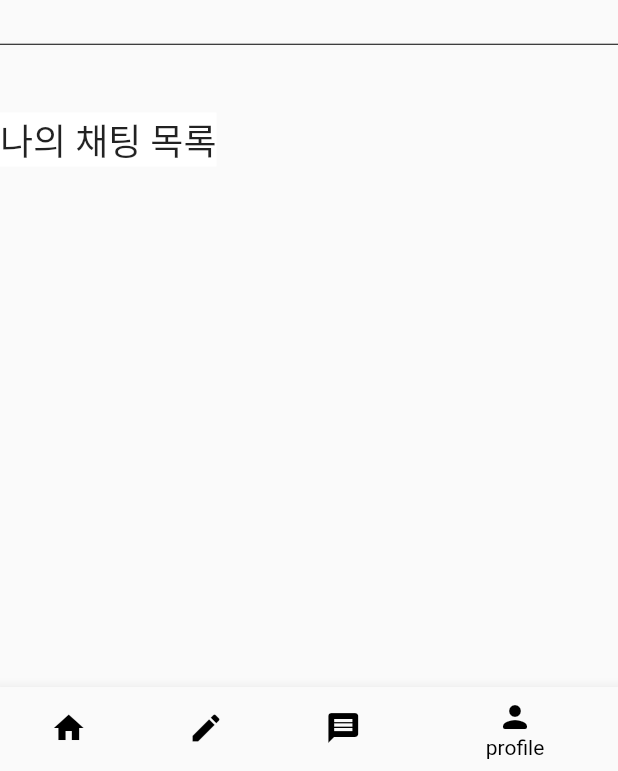
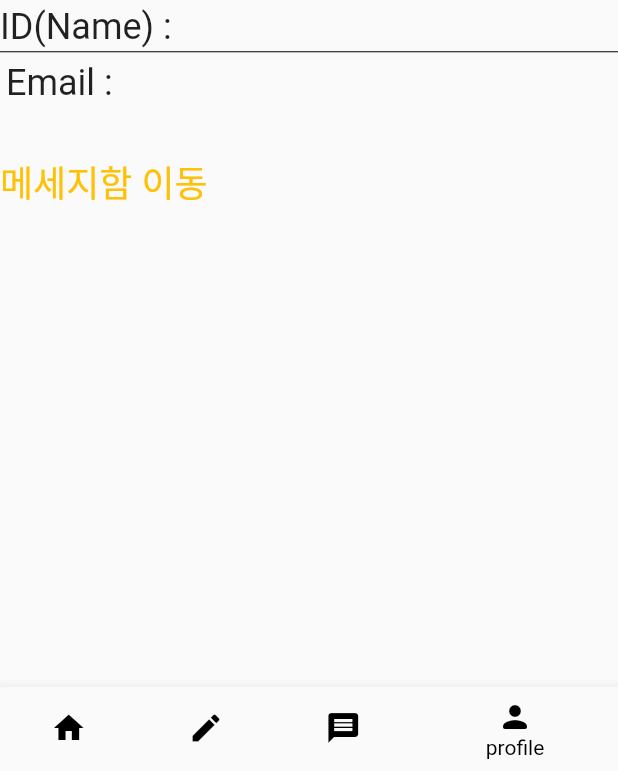
Before and after one commit to jun7867/flutter_ERS, a Flutter app: the MyPage screen opened directly, on a phone screen of 412 x 824 dp, the part 465-1236 px from its top. Run offline on Flutter 3.47's test engine with Material 2 defaults, Android fonts, the phone set to English and light mode, and no system bars; our stand-ins replace cloud_firestore, firebase_auth, firebase_core, firebase_storage, flutter_signin_button, google_sign_in and 2 more; accounts and stored records are empty.

```diff
--- a/lib/add.dart
+++ b/lib/add.dart
@@ -105,6 +105,7 @@ class _AddPageState extends State<AddPage> {
                 'complete': boolInit,
                 'user_uid': _firebaseAuth.currentUser.uid,
                 'voteList': "null",
+                "creator": _firebaseAuth.currentUser.displayName
               }).then((value) => print('Added'));
 
               Navigator.push(
--- a/lib/myPage.dart
+++ b/lib/myPage.dart
@@ -84,8 +84,8 @@ class _MyPageState extends State<MyPage> {
 
   getEmail() {
     if (_firebaseAuth.currentUser.email != null) {
-      return Text(_firebaseAuth.currentUser.email,
-          style: TextStyle(fontSize: 30));
+      return Text("Email :  "+_firebaseAuth.currentUser.email,
+          style: TextStyle(fontSize: 24));
     } else {
       return Text("Anonymous", style: TextStyle(fontSize: 30));
     }
@@ -129,9 +129,9 @@ class _MyPageState extends State<MyPage> {
             ),
             Text(
               _firebaseAuth.currentUser.displayName != null
-                  ? _firebaseAuth.currentUser.displayName
+                  ? "ID(Name) :  "+ _firebaseAuth.currentUser.displayName
                   : "Name",
-              style: TextStyle(fontSize: 20),
+              style: TextStyle(fontSize: 24),
             ),
             Divider(
               height: 5,
@@ -141,6 +141,7 @@ class _MyPageState extends State<MyPage> {
               padding: const EdgeInsets.all(4.0),
               child: getEmail(),
             ),
+            SizedBox(height: 30,),
             GestureDetector(
               onTap: () {
                 // AuthService().signOut();
@@ -149,9 +150,8 @@ class _MyPageState extends State<MyPage> {
               },
               child: Container(
 
-                child: Text('나의 채팅 목록', style: TextStyle(fontSize: 24)),
-
-                color: Colors.white,
+                child: Text('메세지함 이동', style: TextStyle(fontSize: 24,color: Colors.amber)),
+                // color: Colors.white,
               ),
             )
 
```
Also changed, not shown: lib/detail.dart (+47 -20 lines), lib/home.dart (+6 -2 lines), lib/views/search.dart (+0 -9 lines), 1 other file.
